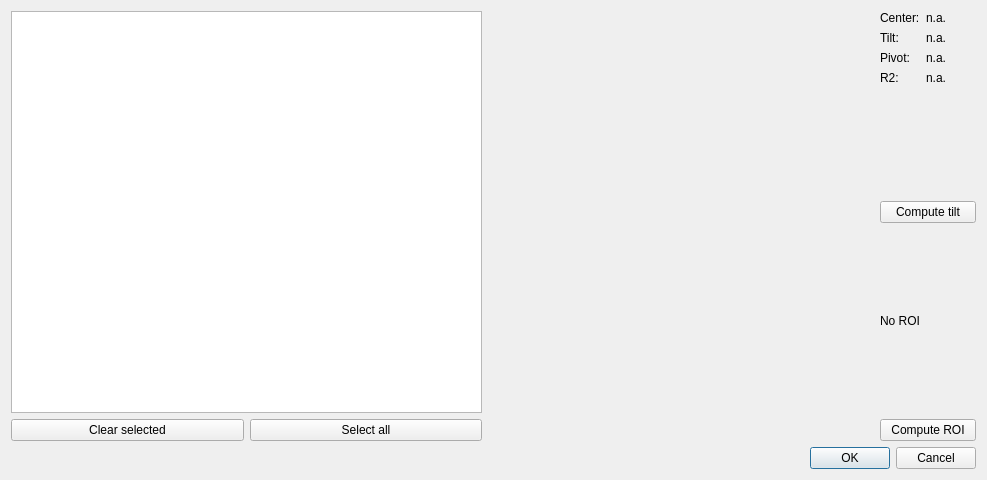
This is applications/muhrec3/src/viewgeometrylistdialog.ui in neutronimaging/imagingsuite as Qt 5 draws it before an edit. The edited form follows.
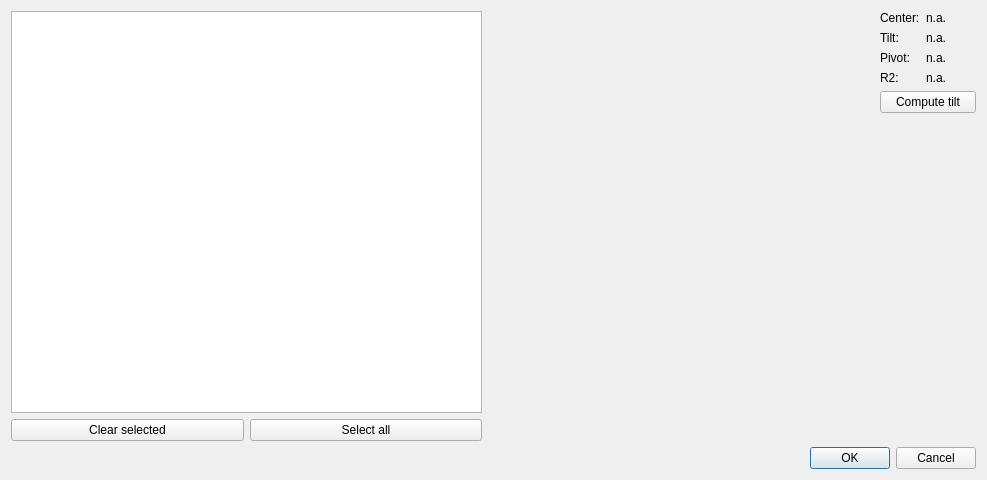
This is the edited form. Custom widgets are drawn as their Qt base class.

```diff
--- a/applications/muhrec3/src/viewgeometrylistdialog.ui
+++ b/applications/muhrec3/src/viewgeometrylistdialog.ui
@@ -133,18 +133,17 @@
         </widget>
        </item>
        <item>
-        <widget class="QLabel" name="labelROI">
-         <property name="text">
-          <string>No ROI</string>
+        <spacer name="verticalSpacer">
+         <property name="orientation">
+          <enum>Qt::Vertical</enum>
          </property>
-        </widget>
-       </item>
-       <item>
-        <widget class="QPushButton" name="buttonMaxROI">
-         <property name="text">
-          <string>Compute ROI</string>
+         <property name="sizeHint" stdset="0">
+          <size>
+           <width>20</width>
+           <height>40</height>
+          </size>
          </property>
-        </widget>
+        </spacer>
        </item>
       </layout>
      </item>
```
Left out of the diff: 12 changed lines with no effect on the pictures.
